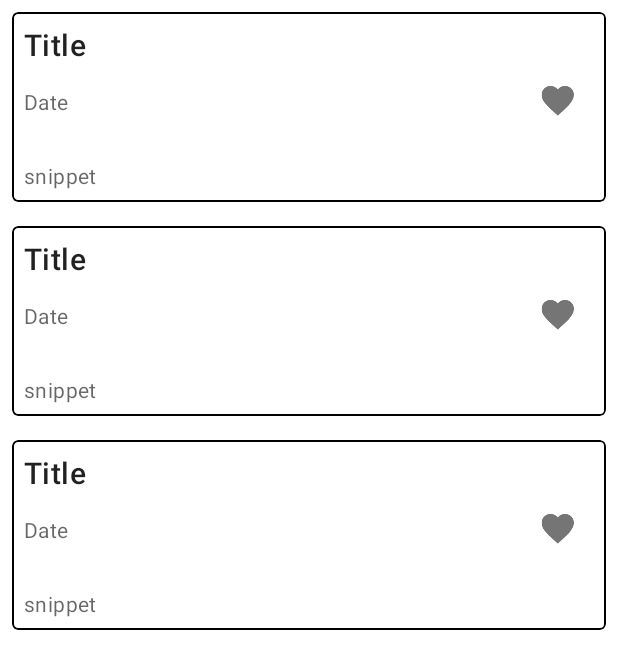
After one commit to nizwafay/Simple-News, an Android app: the layout fragment_news_favorite.xml on its own in the app's theme, with its tools: preview values and no code run, on a phone screen of 412 x 824 dp. The commit adds this screen. Shown: the top 669 px of the screen. Run offline under Robolectric (Android 15) with nearby library versions, the phone set to English and light mode, and no system bars.

Commit message:
favorite news

```diff
--- a/app/src/main/java/com/example/simplenews/database/Room.kt
+++ b/app/src/main/java/com/example/simplenews/database/Room.kt
@@ -12,7 +12,7 @@ import com.example.simplenews.database.search.SearchDao
 @Database(entities = [
     DatabaseNewsFeed::class,
     DatabaseNewsFavourite::class,
-    DatabaseSearch::class], version = 1,
+    DatabaseSearch::class], version = 2,
     exportSchema = false)
 abstract class NewsDatabases: RoomDatabase() {
     abstract val newsFeedDao: NewsFeedDao
--- /dev/null
+++ b/app/src/main/res/layout/fragment_news_favorite.xml
@@ -0,0 +1,23 @@
+<?xml version="1.0" encoding="utf-8"?>
+<layout xmlns:android="http://schemas.android.com/apk/res/android"
+    xmlns:tools="http://schemas.android.com/tools"
+    xmlns:app="http://schemas.android.com/apk/res-auto">
+
+<!--    TODO: not sure butuh ini-->
+    <data>
+        <variable
+            name="viewModel"
+            type="com.example.simplenews.viewmodels.NewsFavoriteViewModel" />
+    </data>
+
+    <androidx.constraintlayout.widget.ConstraintLayout
+        android:orientation="vertical"
+        android:layout_width="match_parent"
+        android:layout_height="match_parent">
+        <androidx.recyclerview.widget.RecyclerView
+            android:id="@+id/newsFavoriteRV"
+            android:layout_width="match_parent"
+            android:layout_height="match_parent"
+            tools:listitem="@layout/news_card_item" />
+    </androidx.constraintlayout.widget.ConstraintLayout>
+</layout>
--- a/app/src/main/res/layout/news_card_item.xml
+++ b/app/src/main/res/layout/news_card_item.xml
@@ -13,6 +13,9 @@
         <variable
             name="newsListener"
             type="com.example.simplenews.ui.NewsListener"/>
+        <variable
+            name="newsFavoriteListener"
+            type="com.example.simplenews.ui.NewsFavoriteListener"/>
     </data>
 
 
@@ -59,7 +62,7 @@
                         android:layout_width="wrap_content"
                         android:layout_height="wrap_content"
                         android:button="@drawable/ic_stat_favourite"
-                        app:buttonTint="@color/colorPrimary"
+                        android:onClick="@{() -> newsFavoriteListener.onClick(news)}"
                         app:layout_constraintEnd_toEndOf="parent"
                         app:layout_constraintTop_toTopOf="parent"
                         app:layout_constraintBottom_toBottomOf="parent" />
```
Also changed, not shown: app/src/main/java/com/example/simplenews/database/favourite/DatabaseNewsFavourite.kt (+19 -5 lines), app/src/main/java/com/example/simplenews/domain/News.kt (+13 -0 lines), app/src/main/java/com/example/simplenews/ui/NewsAdapter.kt (+21 -3 lines), app/src/main/java/com/example/simplenews/ui/NewsFavoriteFragment.kt (added, +64 -0 lines), app/src/main/java/com/example/simplenews/ui/NewsFeedFragment.kt (+17 -8 lines), app/src/main/java/com/example/simplenews/viewmodels/NewsFavoriteViewModel.kt (added, +42 -0 lines), app/src/main/java/com/example/simplenews/viewmodels/NewsFeedViewModel.kt (+9 -0 lines), app/src/main/res/navigation/nav_graph.xml (+11 -0 lines), app/src/main/res/drawable-hdpi/ic_action_delete_forever.png (added), app/src/main/res/drawable-mdpi/ic_action_delete_forever.png (added), app/src/main/res/drawable-xhdpi/ic_action_delete_forever.png (added), app/src/main/res/drawable-xxhdpi/ic_action_delete_forever.png (added), app/src/main/res/drawable-xxxhdpi/ic_action_delete_forever.png (added).
